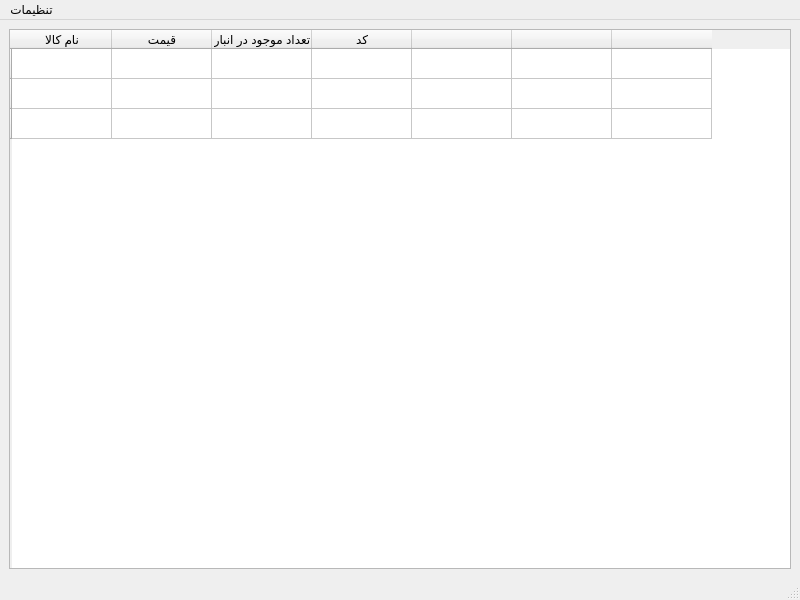
Qt form allcommoditywindow.ui (Alireza8hi/Project-DigiKala) before a commit.
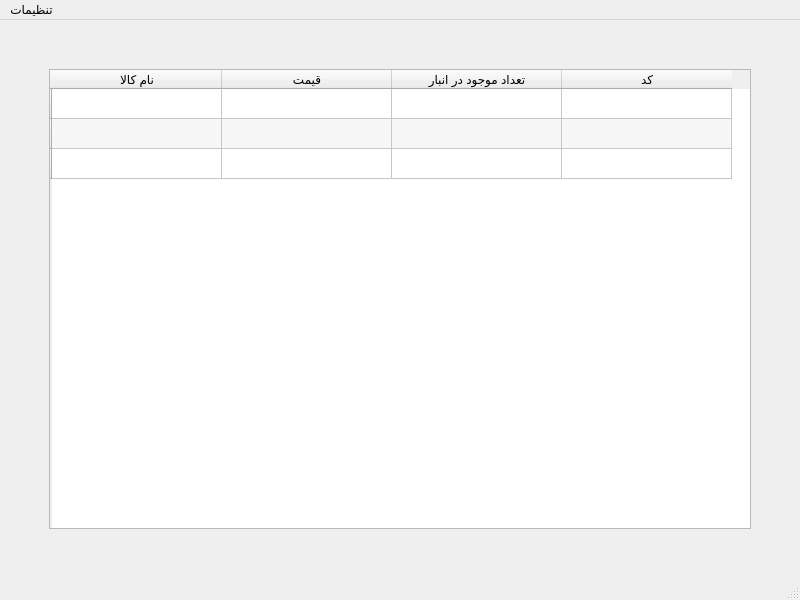
The same form after that commit. Icons and pictures are not drawn.

```diff
--- a/allcommoditywindow.ui
+++ b/allcommoditywindow.ui
@@ -18,8 +18,41 @@
     <string notr="true">border-image: url(:/Pics/Pics/gg.jpg);</string>
    </property>
    <layout class="QGridLayout" name="gridLayout">
+    <item row="2" column="1">
+     <spacer name="verticalSpacer">
+      <property name="orientation">
+       <enum>Qt::Vertical</enum>
+      </property>
+      <property name="sizeType">
+       <enum>QSizePolicy::Fixed</enum>
+      </property>
+      <property name="sizeHint" stdset="0">
+       <size>
+        <width>20</width>
+        <height>40</height>
+       </size>
+      </property>
+     </spacer>
+    </item>
+    <item row="1" column="1">
+     <layout class="QGridLayout" name="gridLayout_2">
     <item row="0" column="0">
      <widget class="QTableWidget" name="tableWidget">
+        <property name="alternatingRowColors">
+         <bool>true</bool>
+        </property>
+        <property name="showGrid">
+         <bool>true</bool>
+        </property>
+        <property name="sortingEnabled">
+         <bool>false</bool>
+        </property>
+        <attribute name="horizontalHeaderMinimumSectionSize">
+         <number>43</number>
+        </attribute>
+        <attribute name="horizontalHeaderDefaultSectionSize">
+         <number>170</number>
+        </attribute>
       <row>
        <property name="text">
         <string/>
@@ -55,22 +88,57 @@
         <string>کد</string>
        </property>
       </column>
-      <column>
-       <property name="text">
-        <string/>
-       </property>
-      </column>
-      <column>
-       <property name="text">
-        <string/>
-       </property>
-      </column>
-      <column>
-       <property name="text">
-        <string/>
-       </property>
-      </column>
-     </widget>
+       </widget>
+      </item>
+     </layout>
+    </item>
+    <item row="0" column="1">
+     <spacer name="verticalSpacer_2">
+      <property name="orientation">
+       <enum>Qt::Vertical</enum>
+      </property>
+      <property name="sizeType">
+       <enum>QSizePolicy::Fixed</enum>
+      </property>
+      <property name="sizeHint" stdset="0">
+       <size>
+        <width>20</width>
+        <height>40</height>
+       </size>
+      </property>
+     </spacer>
+    </item>
+    <item row="1" column="0">
+     <spacer name="horizontalSpacer">
+      <property name="orientation">
+       <enum>Qt::Horizontal</enum>
+      </property>
+      <property name="sizeType">
+       <enum>QSizePolicy::Fixed</enum>
+      </property>
+      <property name="sizeHint" stdset="0">
+       <size>
+        <width>40</width>
+        <height>20</height>
+       </size>
+      </property>
+     </spacer>
+    </item>
+    <item row="1" column="2">
+     <spacer name="horizontalSpacer_2">
+      <property name="orientation">
+       <enum>Qt::Horizontal</enum>
+      </property>
+      <property name="sizeType">
+       <enum>QSizePolicy::Fixed</enum>
+      </property>
+      <property name="sizeHint" stdset="0">
+       <size>
+        <width>40</width>
+        <height>20</height>
+       </size>
+      </property>
+     </spacer>
     </item>
    </layout>
   </widget>
```
Lines whose indentation alone changed are shown as unchanged.
